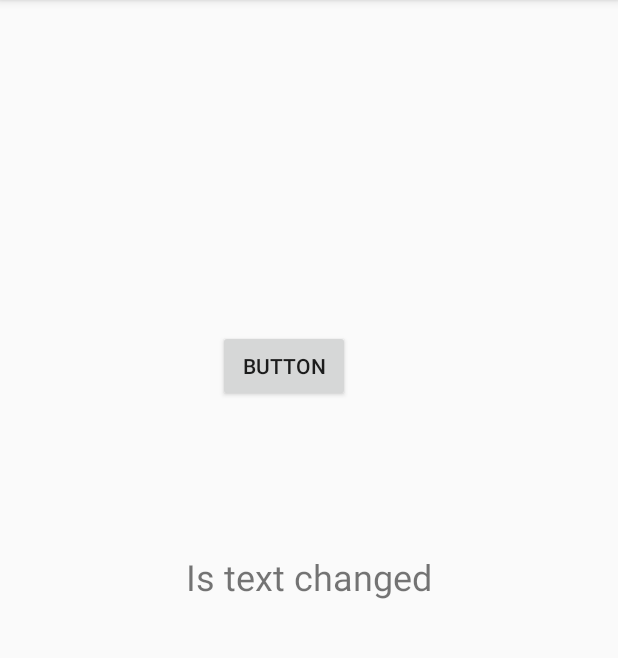
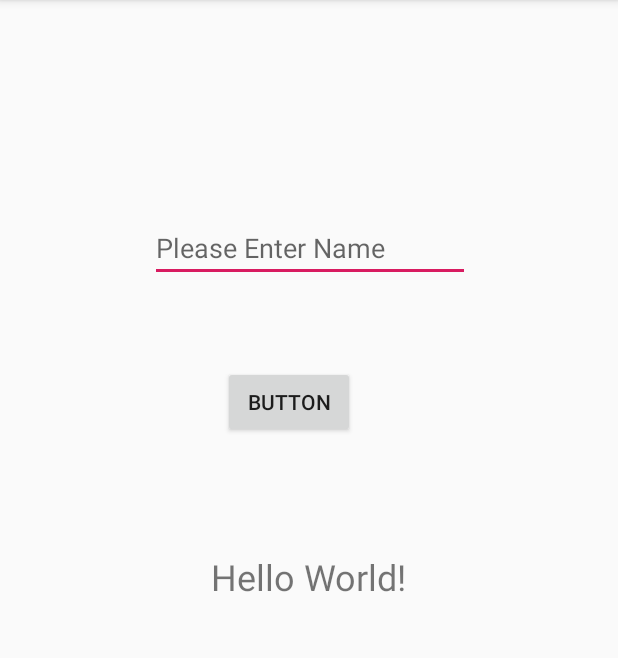
Before and after one commit to haqnawaz99/CS20200928, an Android app: the screen it shows after launch (MainActivity), on a phone screen of 412 x 824 dp, the part 84-742 px from its top. Run offline under Robolectric (Android 15) with nearby library versions, the phone set to English and light mode, and no system bars.

Commit message:
Button Functionality Added

```diff
--- a/app/src/main/java/org/haqnawaz/cs20200928/MainActivity.java
+++ b/app/src/main/java/org/haqnawaz/cs20200928/MainActivity.java
@@ -3,6 +3,8 @@ package org.haqnawaz.cs20200928;
 import androidx.appcompat.app.AppCompatActivity;
 
 import android.os.Bundle;
+import android.view.View;
+import android.widget.EditText;
 import android.widget.TextView;
 
 public class MainActivity extends AppCompatActivity {
@@ -11,8 +13,13 @@ public class MainActivity extends AppCompatActivity {
     protected void onCreate(Bundle savedInstanceState) {
         super.onCreate(savedInstanceState);
         setContentView(R.layout.activity_main);
+    }
 
+    public void ShowMessage(View view) {
+
+        EditText editText = findViewById(R.id.editText);
         TextView textView = findViewById(R.id.txtViewMessage);
-        textView.setText("Is text changed");
+
+        textView.setText(editText.getText().toString());
     }
 }
--- a/app/src/main/res/layout/activity_main.xml
+++ b/app/src/main/res/layout/activity_main.xml
@@ -23,11 +23,27 @@
         android:layout_height="wrap_content"
         android:layout_marginStart="8dp"
         android:layout_marginEnd="8dp"
-        android:layout_marginBottom="100dp"
+        android:layout_marginBottom="76dp"
+        android:onClick="ShowMessage"
         android:text="Button"
         app:layout_constraintBottom_toTopOf="@+id/txtViewMessage"
         app:layout_constraintEnd_toEndOf="parent"
-        app:layout_constraintHorizontal_bias="0.445"
+        app:layout_constraintHorizontal_bias="0.457"
+        app:layout_constraintStart_toStartOf="parent" />
+
+    <EditText
+        android:id="@+id/editText"
+        android:layout_width="wrap_content"
+        android:layout_height="wrap_content"
+        android:layout_marginStart="8dp"
+        android:layout_marginEnd="8dp"
+        android:layout_marginBottom="56dp"
+        android:ems="10"
+        android:hint="Please Enter Name"
+        android:inputType="textPersonName"
+        app:layout_constraintBottom_toTopOf="@+id/button"
+        app:layout_constraintEnd_toEndOf="parent"
+        app:layout_constraintHorizontal_bias="0.503"
         app:layout_constraintStart_toStartOf="parent" />
 
 </androidx.constraintlayout.widget.ConstraintLayout>
```
